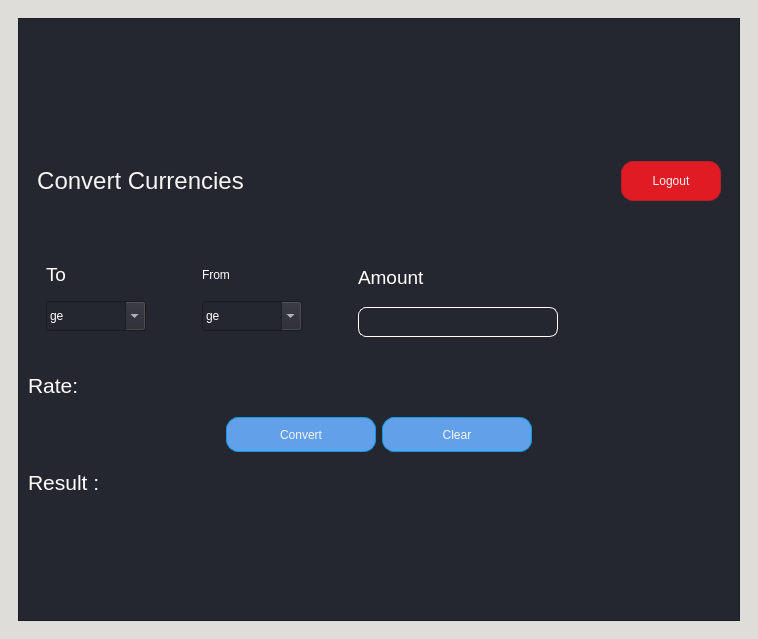
NikaKhiz/tbc-currency-app-v2, file converter.ui: the form before one commit.
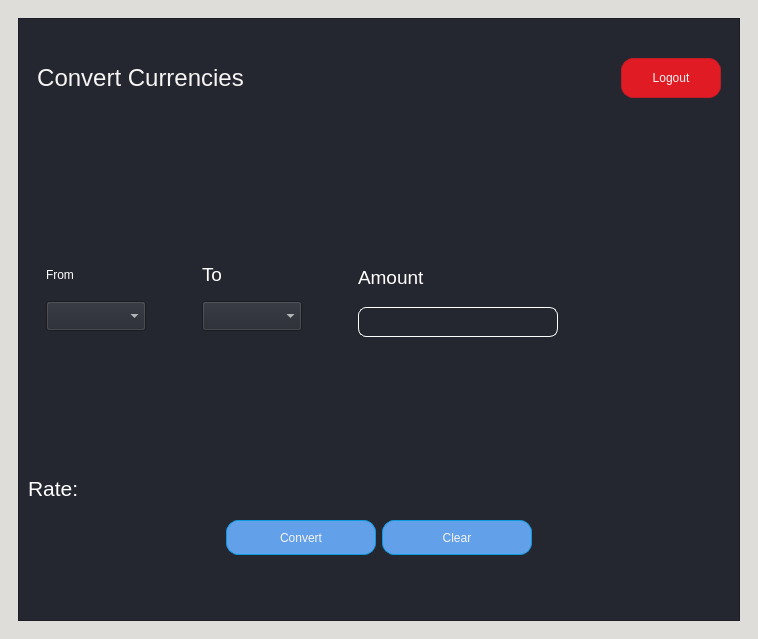
The form after the commit.

Commit message: exchange rate calculation fill up currency boxes and calculate exchange rate

What changed in the file:
```diff
--- a/converter.ui
+++ b/converter.ui
@@ -354,8 +354,7 @@
              <item>
               <layout class="QHBoxLayout" name="horizontalLayout_2">
                <item>
-                <layout class="QVBoxLayout" name="verticalLayout_3"/>
-               </item>
+                <layout class="QVBoxLayout" name="verticalLayout_5">
                <item>
                 <widget class="QGroupBox" name="groupBox">
                  <property name="styleSheet">
@@ -367,78 +366,6 @@
                   <string/>
                  </property>
                  <layout class="QHBoxLayout" name="horizontalLayout_3">
-                  <item>
-                   <widget class="QFrame" name="frame_6">
-                    <property name="minimumSize">
-                     <size>
-                      <width>150</width>
-                      <height>100</height>
-                     </size>
-                    </property>
-                    <property name="maximumSize">
-                     <size>
-                      <width>16777215</width>
-                      <height>100</height>
-                     </size>
-                    </property>
-                    <property name="frameShape">
-                     <enum>QFrame::StyledPanel</enum>
-                    </property>
-                    <property name="frameShadow">
-                     <enum>QFrame::Raised</enum>
-                    </property>
-                    <layout class="QVBoxLayout" name="verticalLayout_9">
-                     <item>
-                      <widget class="QLabel" name="label_10">
-                       <property name="maximumSize">
-                        <size>
-                         <width>16777215</width>
-                         <height>30</height>
-                        </size>
-                       </property>
-                       <property name="styleSheet">
-                        <string notr="true">QLabel {
-	color: #FFF;
-}</string>
-                       </property>
-                       <property name="text">
-                        <string>&lt;html&gt;&lt;head/&gt;&lt;body&gt;&lt;p&gt;&lt;span style=&quot; font-size:14pt;&quot;&gt;To&lt;/span&gt;&lt;/p&gt;&lt;/body&gt;&lt;/html&gt;</string>
-                       </property>
-                      </widget>
-                     </item>
-                     <item>
-                      <widget class="QComboBox" name="comboBox_3">
-                       <property name="minimumSize">
-                        <size>
-                         <width>100</width>
-                         <height>30</height>
-                        </size>
-                       </property>
-                       <property name="maximumSize">
-                        <size>
-                         <width>100</width>
-                         <height>30</height>
-                        </size>
-                       </property>
-                       <property name="cursor">
-                        <cursorShape>PointingHandCursor</cursorShape>
-                       </property>
-                       <property name="styleSheet">
-                        <string notr="true">QComboBox {
-	color: #FFF;
-}</string>
-                       </property>
-                       <property name="editable">
-                        <bool>true</bool>
-                       </property>
-                       <property name="currentText">
-                        <string>ge</string>
-                       </property>
-                      </widget>
-                     </item>
-                    </layout>
-                   </widget>
-                  </item>
                   <item>
                    <widget class="QFrame" name="frame_7">
                     <property name="minimumSize">
@@ -479,7 +406,7 @@
                       </widget>
                      </item>
                      <item>
-                      <widget class="QComboBox" name="comboBox_4">
+                        <widget class="QComboBox" name="base_currencies_box">
                        <property name="minimumSize">
                         <size>
                          <width>100</width>
@@ -498,13 +425,93 @@
                        <property name="styleSheet">
                         <string notr="true">QComboBox {
 	color: #FFF;
+}
+
+</string>
+                         </property>
+                         <property name="editable">
+                          <bool>false</bool>
+                         </property>
+                         <property name="currentText">
+                          <string/>
+                         </property>
+                         <property name="maxVisibleItems">
+                          <number>4</number>
+                         </property>
+                        </widget>
+                       </item>
+                      </layout>
+                     </widget>
+                    </item>
+                    <item>
+                     <widget class="QFrame" name="frame_6">
+                      <property name="minimumSize">
+                       <size>
+                        <width>150</width>
+                        <height>100</height>
+                       </size>
+                      </property>
+                      <property name="maximumSize">
+                       <size>
+                        <width>16777215</width>
+                        <height>100</height>
+                       </size>
+                      </property>
+                      <property name="frameShape">
+                       <enum>QFrame::StyledPanel</enum>
+                      </property>
+                      <property name="frameShadow">
+                       <enum>QFrame::Raised</enum>
+                      </property>
+                      <layout class="QVBoxLayout" name="verticalLayout_9">
+                       <item>
+                        <widget class="QLabel" name="label_10">
+                         <property name="maximumSize">
+                          <size>
+                           <width>16777215</width>
+                           <height>30</height>
+                          </size>
+                         </property>
+                         <property name="styleSheet">
+                          <string notr="true">QLabel {
+	color: #FFF;
 }</string>
                        </property>
+                         <property name="text">
+                          <string>&lt;html&gt;&lt;head/&gt;&lt;body&gt;&lt;p&gt;&lt;span style=&quot; font-size:14pt;&quot;&gt;To&lt;/span&gt;&lt;/p&gt;&lt;/body&gt;&lt;/html&gt;</string>
+                         </property>
+                        </widget>
+                       </item>
+                       <item>
+                        <widget class="QComboBox" name="conversion_currencies_box">
+                         <property name="minimumSize">
+                          <size>
+                           <width>100</width>
+                           <height>30</height>
+                          </size>
+                         </property>
+                         <property name="maximumSize">
+                          <size>
+                           <width>100</width>
+                           <height>30</height>
+                          </size>
+                         </property>
+                         <property name="cursor">
+                          <cursorShape>PointingHandCursor</cursorShape>
+                         </property>
+                         <property name="styleSheet">
+                          <string notr="true">QComboBox {
+	color: #FFF;
+}</string>
+                         </property>
                        <property name="editable">
-                        <bool>true</bool>
+                          <bool>false</bool>
                        </property>
                        <property name="currentText">
-                        <string>ge</string>
+                          <string/>
+                         </property>
+                         <property name="maxVisibleItems">
+                          <number>4</number>
                        </property>
                       </widget>
                      </item>
@@ -548,7 +555,7 @@
                       </widget>
                      </item>
                      <item>
-                      <widget class="QLineEdit" name="lineEdit_5">
+                        <widget class="QLineEdit" name="amount_line">
                        <property name="minimumSize">
                         <size>
                          <width>0</width>
@@ -590,13 +597,12 @@
                  </layout>
                 </widget>
                </item>
-               <item>
-                <layout class="QVBoxLayout" name="verticalLayout_5"/>
+                </layout>
                </item>
               </layout>
              </item>
              <item>
-              <widget class="QLabel" name="label_3">
+              <widget class="QLabel" name="rate_label">
                <property name="minimumSize">
                 <size>
                  <width>0</width>
@@ -611,6 +617,7 @@
                </property>
                <property name="styleSheet">
                 <string notr="true">QLabel {
+	font-size: 18px;
 	color: #FFF;
 }</string>
                </property>
@@ -622,7 +629,7 @@
              <item>
               <layout class="QHBoxLayout" name="horizontalLayout">
                <item alignment="Qt::AlignRight">
-                <widget class="QPushButton" name="pushButton_2">
+                <widget class="QPushButton" name="convertButton">
                  <property name="minimumSize">
                   <size>
                    <width>150</width>
@@ -655,7 +662,7 @@
                 </widget>
                </item>
                <item alignment="Qt::AlignLeft">
-                <widget class="QPushButton" name="pushButton_3">
+                <widget class="QPushButton" name="clearButton">
                  <property name="minimumSize">
                   <size>
                    <width>150</width>
@@ -687,7 +694,7 @@
               </layout>
              </item>
              <item>
-              <widget class="QLabel" name="label_4">
+              <widget class="QLabel" name="result_label">
                <property name="minimumSize">
                 <size>
                  <width>0</width>
@@ -702,11 +709,12 @@
                </property>
                <property name="styleSheet">
                 <string notr="true">QLabel {
+	font-size: 18px;
 	color: #FFF;
 }</string>
                </property>
                <property name="text">
-                <string>&lt;html&gt;&lt;head/&gt;&lt;body&gt;&lt;p&gt;&lt;span style=&quot; font-size:16pt;&quot;&gt;Result : &lt;/span&gt;&lt;/p&gt;&lt;/body&gt;&lt;/html&gt;</string>
+                <string>&lt;html&gt;&lt;head/&gt;&lt;body&gt;&lt;p&gt;&lt;br/&gt;&lt;/p&gt;&lt;/body&gt;&lt;/html&gt;</string>
                </property>
               </widget>
              </item>
```
Lines whose indentation alone changed are shown as unchanged. The commit also changes 1 other file.
